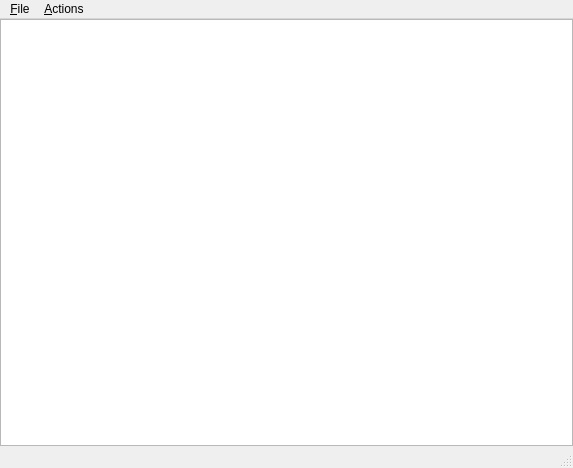
Old version of the form mainwindow.ui in the repository cfforiguar/Qt-KIVA-4.
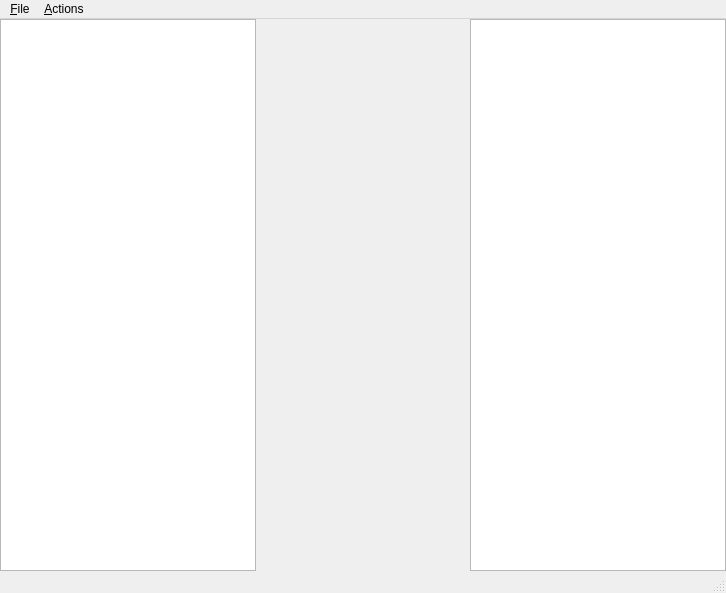
New version of the form.

Commit message: default.txt:   -Se añade un espacio para que se pueda postprocesar bien el archivo mainwindow.cpp, mainwindow.h, mainwindow.ui:   -Implementación inicial del proxymodel. Múltiples vistas de un mismo modelo     -"//test" es la etiqueta de las líneas que implementan el proxymodel     -Se modifica la interfaz gráfica para mostrar el modelo treemodel.cpp:   -if (index.column()% 2==0){ : bloquea la escritura de las columnas impares   -la función setupModelData implementa una versión primitica del parser del    itape5

The edit to the form file:
```diff
--- a/mainwindow.ui
+++ b/mainwindow.ui
@@ -1,12 +1,12 @@
 <ui version="4.0" >
  <class>MainWindow</class>
- <widget class="QMainWindow" name="MainWindow" >
-  <property name="geometry" >
+ <widget class="QMainWindow" name="MainWindow">
+  <property name="geometry">
    <rect>
     <x>0</x>
     <y>0</y>
-    <width>573</width>
-    <height>468</height>
+    <width>726</width>
+    <height>593</height>
    </rect>
   </property>
   <property name="windowTitle" >
@@ -17,47 +17,76 @@
     <property name="margin" >
      <number>0</number>
     </property>
-    <property name="spacing" >
+    <property name="leftMargin">
+     <number>0</number>
+    </property>
+    <property name="topMargin">
+     <number>0</number>
+    </property>
+    <property name="rightMargin">
+     <number>0</number>
+    </property>
+    <property name="bottomMargin">
      <number>0</number>
     </property>
     <item>
-     <widget class="QTreeView" name="view" >
-      <property name="alternatingRowColors" >
-       <bool>true</bool>
-      </property>
-      <property name="selectionBehavior" >
-       <enum>QAbstractItemView::SelectItems</enum>
-      </property>
-      <property name="horizontalScrollMode" >
-       <enum>QAbstractItemView::ScrollPerPixel</enum>
-      </property>
-      <property name="animated" >
-       <bool>false</bool>
-      </property>
-      <property name="allColumnsShowFocus" >
-       <bool>true</bool>
-      </property>
-     </widget>
+     <layout class="QHBoxLayout" name="horizontalLayout_2">
+      <item>
+       <widget class="QTreeView" name="view">
+        <property name="alternatingRowColors">
+         <bool>true</bool>
+        </property>
+        <property name="selectionBehavior">
+         <enum>QAbstractItemView::SelectItems</enum>
+        </property>
+        <property name="horizontalScrollMode">
+         <enum>QAbstractItemView::ScrollPerPixel</enum>
+        </property>
+        <property name="animated">
+         <bool>false</bool>
+        </property>
+        <property name="allColumnsShowFocus">
+         <bool>true</bool>
+        </property>
+       </widget>
+      </item>
+      <item>
+       <spacer name="horizontalSpacer">
+        <property name="orientation">
+         <enum>Qt::Horizontal</enum>
+        </property>
+        <property name="sizeHint" stdset="0">
+         <size>
+          <width>10</width>
+          <height>40</height>
+         </size>
+        </property>
+       </spacer>
+      </item>
+      <item>
+       <widget class="QTreeView" name="treeView"/>
+      </item>
+     </layout>
     </item>
    </layout>
   </widget>
-  <widget class="QMenuBar" name="menubar" >
-   <property name="geometry" >
+  <widget class="QMenuBar" name="menubar">
+   <property name="geometry">
     <rect>
      <x>0</x>
      <y>0</y>
-     <width>573</width>
-     <height>31</height>
+     <width>726</width>
+     <height>22</height>
     </rect>
    </property>
-   <widget class="QMenu" name="fileMenu" >
-    <property name="title" >
+   <widget class="QMenu" name="fileMenu">
+    <property name="title">
      <string>&amp;File</string>
     </property>
     <addaction name="exitAction" />
    </widget>
-   <widget class="QMenu" name="actionsMenu" >
-    <property name="title" >
+   <widget class="QMenu" name="actionsMenu">
+    <property name="title">
      <string>&amp;Actions</string>
     </property>
     <addaction name="insertRowAction" />
@@ -68,8 +97,8 @@
     <addaction name="separator" />
     <addaction name="insertChildAction" />
    </widget>
-   <addaction name="fileMenu" />
-   <addaction name="actionsMenu" />
+   <addaction name="fileMenu"/>
+   <addaction name="actionsMenu"/>
   </widget>
   <widget class="QStatusBar" name="statusbar" />
   <action name="exitAction" >
```
Left out of the diff: 69 changed lines with no effect on the pictures. The commit also changes 5 other files.
